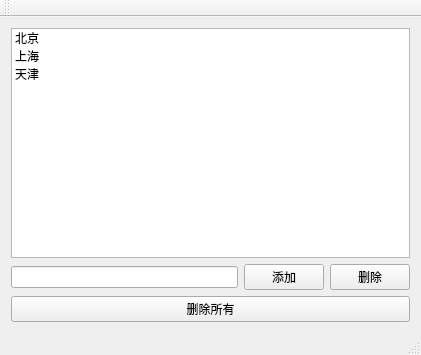
Qt form Qt_Study/PART_7/untitled/mainwindow.ui (WR0903/study_note) before a commit.
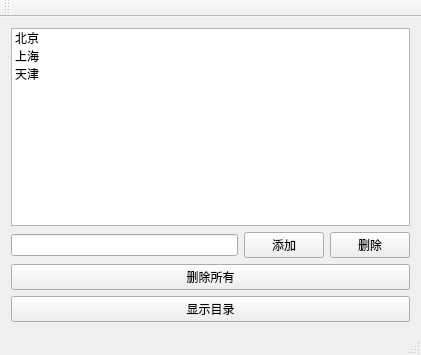
The same form after that commit.

```diff
--- a/Qt_Study/PART_7/untitled/mainwindow.ui
+++ b/Qt_Study/PART_7/untitled/mainwindow.ui
@@ -66,6 +66,13 @@
       </property>
      </widget>
     </item>
+    <item>
+     <widget class="QPushButton" name="showDirButton">
+      <property name="text">
+       <string>显示目录</string>
+      </property>
+     </widget>
+    </item>
    </layout>
   </widget>
   <widget class="QMenuBar" name="menuBar">
```
